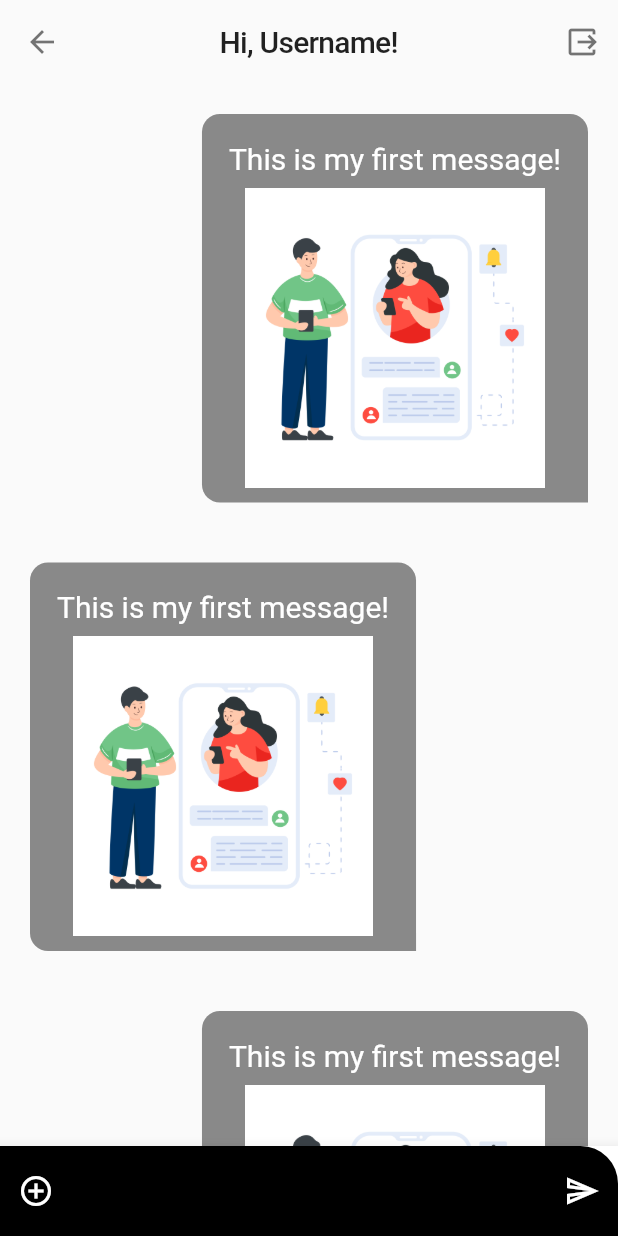
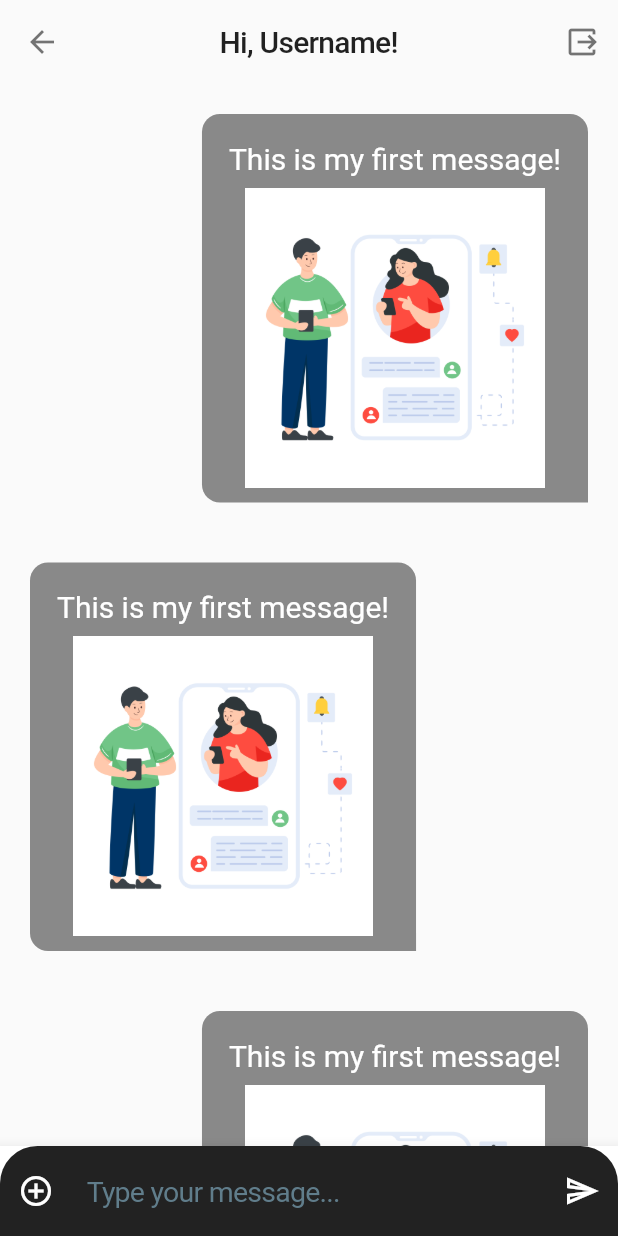
Before and after one commit to e-medeiros1/chat_app, a Flutter app: the HomePage screen opened directly, after a tap on the "send" icon, on a phone screen of 412 x 824 dp. Run offline on Flutter 3.47's test engine with Material 2 defaults, Android fonts, the phone set to English and light mode, and no system bars.

Commit message:
Implement textfield for chatPage

```diff
--- a/lib/app/screens/home/home_page.dart
+++ b/lib/app/screens/home/home_page.dart
@@ -9,6 +9,23 @@
 }
 
 class _HomePageState extends State<HomePage> {
+  final chatEC = TextEditingController();
+
+  sendMessage() {
+    print('Message: ${chatEC.text}');
+    cleanField();
+  }
+
+  cleanField() {
+    chatEC.text = '';
+  }
+
+  @override
+  void dispose() {
+    chatEC.dispose();
+    super.dispose();
+  }
+
   @override
   Widget build(BuildContext context) {
     return GestureDetector(
@@ -55,10 +72,11 @@
           bottomNavigationBar: BottomAppBar(
             child: Container(
               height: 60,
+              width: double.infinity,
               decoration: const BoxDecoration(
-                color: Colors.black,
+                color: Colors.black87,
                 borderRadius: BorderRadius.only(
-                  // topLeft: Radius.circular(25),
+                  topLeft: Radius.circular(25),
                   topRight: Radius.circular(25),
                 ),
               ),
@@ -72,8 +90,27 @@
                       color: Colors.white,
                     ),
                   ),
+                  const SizedBox(width: 10),
+                  Expanded(
+                      child: TextField(
+                    controller: chatEC,
+                    keyboardType: TextInputType.multiline,
+                    minLines: 1,
+                    maxLines: 5,
+                    cursorColor: Colors.white,
+                    textCapitalization: TextCapitalization.sentences,
+                    style: const TextStyle(
+                        color: Colors.white, fontSize: 19, letterSpacing: -.5),
+                    decoration: const InputDecoration(
+                        border: InputBorder.none,
+                        hintText: 'Type your message...',
+                        hintStyle: TextStyle(
+                          color: Colors.blueGrey,
+                        )),
+                  )),
+                  const SizedBox(width: 10),
                   IconButton(
-                    onPressed: () {},
+                    onPressed: sendMessage,
                     icon: const Icon(
                       Icons.send_outlined,
                       color: Colors.white,
```
